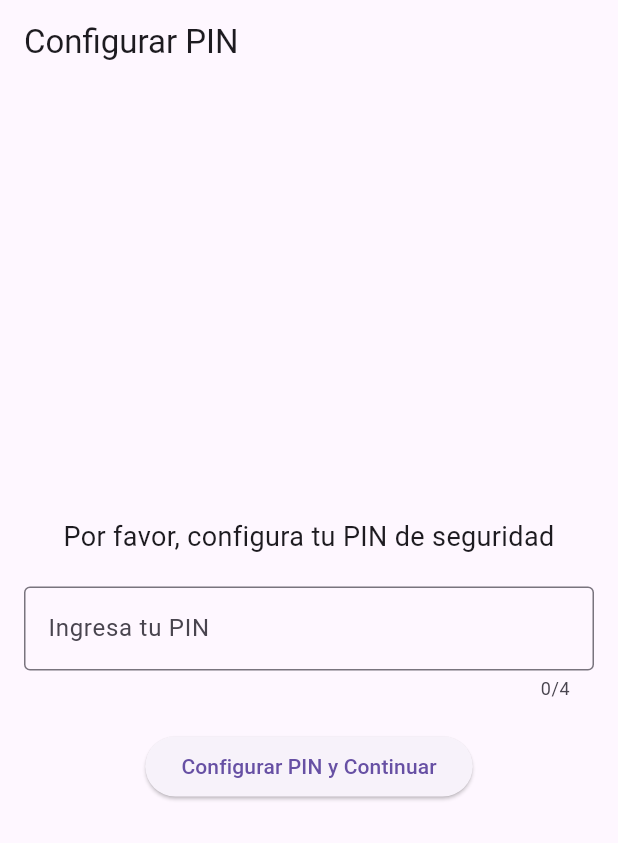
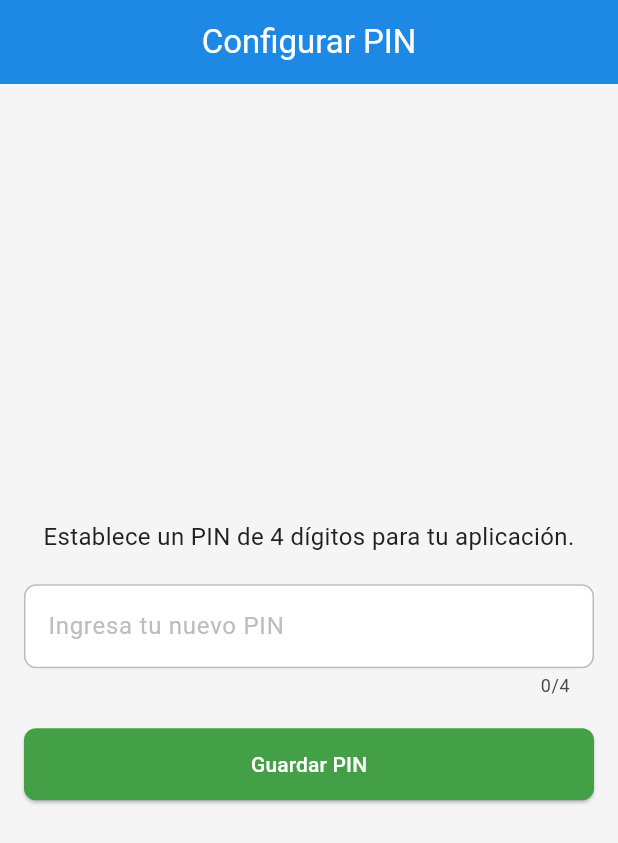
Before and after one commit to KevinTimaran/Project_loan_app, a Flutter app: the screen it shows after launch, on a phone screen of 412 x 824 dp. Shown: the top 843 px of the screen. Run offline on Flutter 3.47's test engine with Material 3 defaults, Android fonts, the phone set to English and light mode, and no system bars; our stand-ins replace google_fonts, hive, hive_flutter, shared_preferences; accounts and stored records are empty.

Commit message:
Se creo la interfaz de ingreso de pin

```diff
--- a/lib/main.dart
+++ b/lib/main.dart
@@ -1,13 +1,16 @@
 // lib/main.dart
 import 'package:flutter/material.dart';
-import 'package:provider/provider.dart'; // Importa el paquete provider
+import 'package:provider/provider.dart';
+import 'package:google_fonts/google_fonts.dart';
+
 import 'package:loan_app/core/database/app_database.dart';
-import 'package:loan_app/presentation/providers/loan_provider.dart'; // Importa tu LoanProvider
-import 'package:loan_app/presentation/screens/auth/pin_setup_screen.dart'; // Tu pantalla inicial
+import 'package:loan_app/presentation/providers/loan_provider.dart';
+import 'package:loan_app/presentation/screens/auth/pin_setup_screen.dart';
+import 'package:loan_app/presentation/screens/loans/loan_list_screen.dart'; // Importamos LoanListScreen como placeholder
 
 void main() async {
   WidgetsFlutterBinding.ensureInitialized();
-  await AppDatabase.init(); // Inicializa Hive y registra adaptadores
+  await AppDatabase.init();
   runApp(const MyApp());
 }
 
@@ -16,19 +19,42 @@ class MyApp extends StatelessWidget {
 
   @override
   Widget build(BuildContext context) {
-    // Envuelve toda la aplicación con ChangeNotifierProvider para LoanProvider.
-    // Esto hace que LoanProvider esté disponible para todos los widgets descendientes.
+    // Definimos la paleta de colores y el tema de la aplicación.
+    final ThemeData appTheme = ThemeData(
+      // 3.1.1 Colores del sistema: Fondo, Encabezado, Texto
+      scaffoldBackgroundColor: const Color(0xFFF5F5F5),
+      appBarTheme: const AppBarTheme(
+        backgroundColor: Color(0xFF1E88E5), // Azul profesional
+        foregroundColor: Colors.white,
+      ),
+      // 3.1.2 Tipografía: Usamos Roboto en toda la app.
+      textTheme: GoogleFonts.robotoTextTheme(Theme.of(context).textTheme).apply(
+        bodyColor: const Color(0xFF212121), // Color del texto general
+      ),
+      // 3.1.3 Botones: Estilo para los botones elevados (ElevatedButton)
+      elevatedButtonTheme: ElevatedButtonThemeData(
+        style: ElevatedButton.styleFrom(
+          backgroundColor: const Color(0xFF43A047), // Verde para CTA
+          foregroundColor: Colors.white,
+          minimumSize: const Size(double.infinity, 48), // Altura mínima de 48px
+          shape: RoundedRectangleBorder(
+            borderRadius: BorderRadius.circular(8.0), // Bordes redondeados
+          ),
+        ),
+      ),
+      visualDensity: VisualDensity.adaptivePlatformDensity,
+    );
+
     return ChangeNotifierProvider(
-      create: (context) => LoanProvider(), // Crea una instancia de LoanProvider
+      create: (context) => LoanProvider(),
       child: MaterialApp(
         title: 'LoanApp',
-        theme: ThemeData(
-          primarySwatch: Colors.blue,
-          visualDensity: VisualDensity.adaptivePlatformDensity,
-        ),
-        home: const PinSetupScreen(), // La primera pantalla será para configurar el PIN
-        // Puedes definir tus rutas aquí si usas un sistema de rutas nombrado.
-        // Por ahora, la navegación se maneja directamente con MaterialPageRoute.
+        theme: appTheme, // Aplicamos el tema que acabamos de definir.
+        home: const PinSetupScreen(),
+        // Agrega rutas aquí para que las demás pantallas puedan ser accedidas.
+        routes: {
+          '/loanList': (context) => const LoanListScreen(),
+        },
       ),
     );
   }
--- a/lib/presentation/screens/auth/pin_setup_screen.dart
+++ b/lib/presentation/screens/auth/pin_setup_screen.dart
@@ -1,10 +1,7 @@
-// lib/presentation/screens/auth/pin_setup_screen.dart
+
 import 'package:flutter/material.dart';
-import 'package:loan_app/presentation/screens/loans/loan_form_screen.dart';
-import 'package:loan_app/presentation/screens/loans/loan_list_screen.dart'; // Importa la pantalla de lista de préstamos
+import 'package:shared_preferences/shared_preferences.dart';
 
-/// Pantalla básica de configuración de PIN.
-/// En una aplicación real, aquí se implementaría la lógica para establecer y verificar un PIN.
 class PinSetupScreen extends StatefulWidget {
   const PinSetupScreen({super.key});
 
@@ -14,70 +11,73 @@ class PinSetupScreen extends StatefulWidget {
 
 class _PinSetupScreenState extends State<PinSetupScreen> {
   final TextEditingController _pinController = TextEditingController();
-  final _formKey = GlobalKey<FormState>();
 
-  void _setupPin() {
-    if (_formKey.currentState!.validate()) {
-      // Lógica de configuración de PIN (simulada)
-      // En una app real, guardarías el PIN de forma segura y harías validaciones.
-      debugPrint('PIN configurado: ${_pinController.text}');
-
-      // Navegar a la pantalla principal de préstamos después de la configuración del PIN.
-      // Usa pushReplacement para que el usuario no pueda volver a esta pantalla con el botón de atrás.
-      Navigator.of(context).pushReplacement(
-        MaterialPageRoute(builder: (context) => const LoanListScreen()),
+  // 3.1.3 Botones: Lógica para guardar el PIN
+  Future<void> _setPin() async {
+    if (_pinController.text.length == 4) {
+      final prefs = await SharedPreferences.getInstance();
+      await prefs.setString('user_pin', _pinController.text);
+      ScaffoldMessenger.of(context).showSnackBar(
+        const SnackBar(content: Text('PIN configurado con éxito')),
+      );
+      // Navegamos a la pantalla de la lista de préstamos.
+      Navigator.of(context).pushReplacementNamed('/loanList');
+    } else {
+      ScaffoldMessenger.of(context).showSnackBar(
+        const SnackBar(content: Text('El PIN debe tener 4 dígitos')),
       );
     }
   }
 
   @override
-  void dispose() {
-    _pinController.dispose();
-    super.dispose();
-  }
-
-  @override
   Widget build(BuildContext context) {
     return Scaffold(
+      // 3.1.5 Elementos fijos: Encabezado superior
       appBar: AppBar(
         title: const Text('Configurar PIN'),
+        centerTitle: true,
+        elevation: 0,
       ),
       body: Padding(
         padding: const EdgeInsets.all(16.0),
-        child: Form(
-          key: _formKey,
         child: Column(
           mainAxisAlignment: MainAxisAlignment.center,
-            children: <Widget>[
+          children: [
+            // 3.1.2 Tipografía: Texto base con estilo
             const Text(
-                'Por favor, configura tu PIN de seguridad',
-                style: TextStyle(fontSize: 18),
+              'Establece un PIN de 4 dígitos para tu aplicación.',
+              style: TextStyle(fontSize: 16),
               textAlign: TextAlign.center,
             ),
             const SizedBox(height: 20),
-              TextFormField(
+            // 3.1.3 Campos de formulario estandarizado
+            TextField(
               controller: _pinController,
               keyboardType: TextInputType.number,
-                obscureText: true, // Para ocultar el PIN
-                maxLength: 4, // Por ejemplo, un PIN de 4 dígitos
-                decoration: const InputDecoration(
-                  labelText: 'Ingresa tu PIN',
-                  border: OutlineInputBorder(),
+              obscureText: true,
+              maxLength: 4,
+              decoration: InputDecoration(
+                labelText: 'Ingresa tu nuevo PIN',
+                labelStyle: const TextStyle(color: Color(0xFFBDBDBD)),
+                filled: true,
+                fillColor: Colors.white,
+                border: OutlineInputBorder(
+                  borderRadius: BorderRadius.circular(8.0),
+                  borderSide: const BorderSide(color: Color(0xFFBDBDBD)),
                 ),
-                validator: (value) {
-                  if (value == null || value.isEmpty || value.length != 4) {
-                    return 'El PIN debe tener 4 dígitos';
-                  }
-                  return null;
-                },
+                enabledBorder: OutlineInputBorder(
+                  borderRadius: BorderRadius.circular(8.0),
+                  borderSide: const BorderSide(color: Color(0xFFBDBDBD)),
+                ),
+              ),
             ),
             const SizedBox(height: 20),
+            // 3.1.3 Botón principal (CTA)
             ElevatedButton(
-                onPressed: _setupPin,
-                child: const Text('Configurar PIN y Continuar'),
+              onPressed: _setPin,
+              child: const Text('Guardar PIN', style: TextStyle(fontSize: 14)),
             ),
           ],
-          ),
         ),
       ),
     );
--- a/pubspec.yaml
+++ b/pubspec.yaml
@@ -17,15 +17,15 @@ dependencies:
   uuid: ^4.4.0
   intl: ^0.20.0
   provider: ^6.1.2
+  google_fonts: ^6.1.0 # <--- ¡Aquí está la línea añadida!
+  shared_preferences: ^2.5.3
 
 dev_dependencies:
   flutter_test:
     sdk: flutter
-  flutter_lints: ^3.0.0
+  flutter_lints: ^6.0.0
   hive_generator: ^2.0.1
   build_runner: ^2.5.4
 
-
-
 flutter:
   uses-material-design: true
```
Also changed, not shown: lib/presentation/screens/loans/loan_model.dart (added, +20 -0 lines), pubspec.lock, 2 other files. Lines whose indentation alone changed are shown as unchanged.
